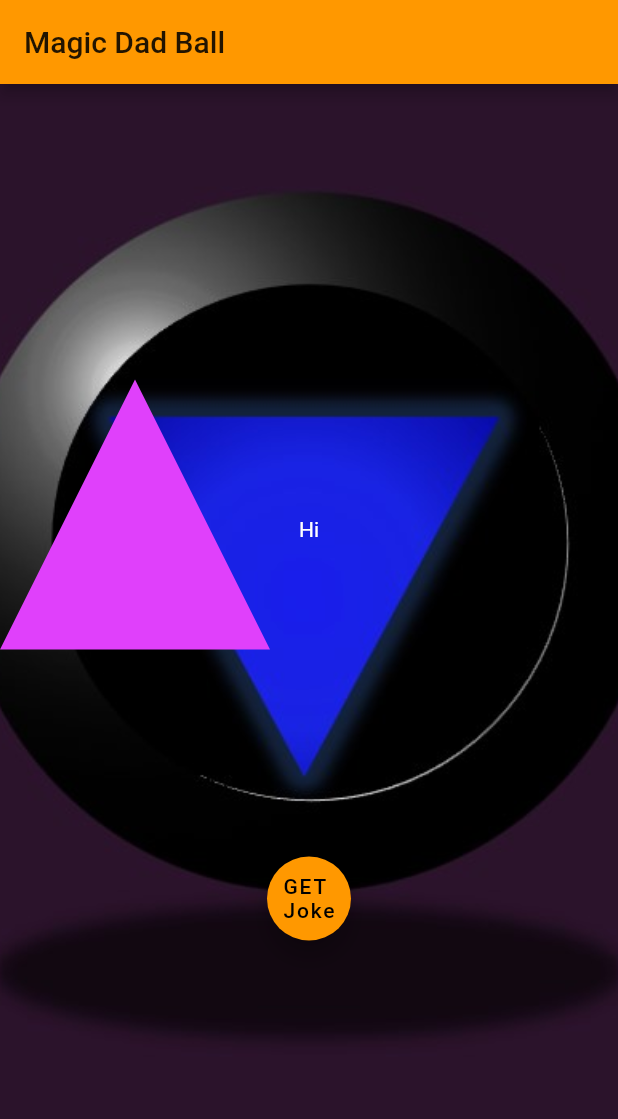
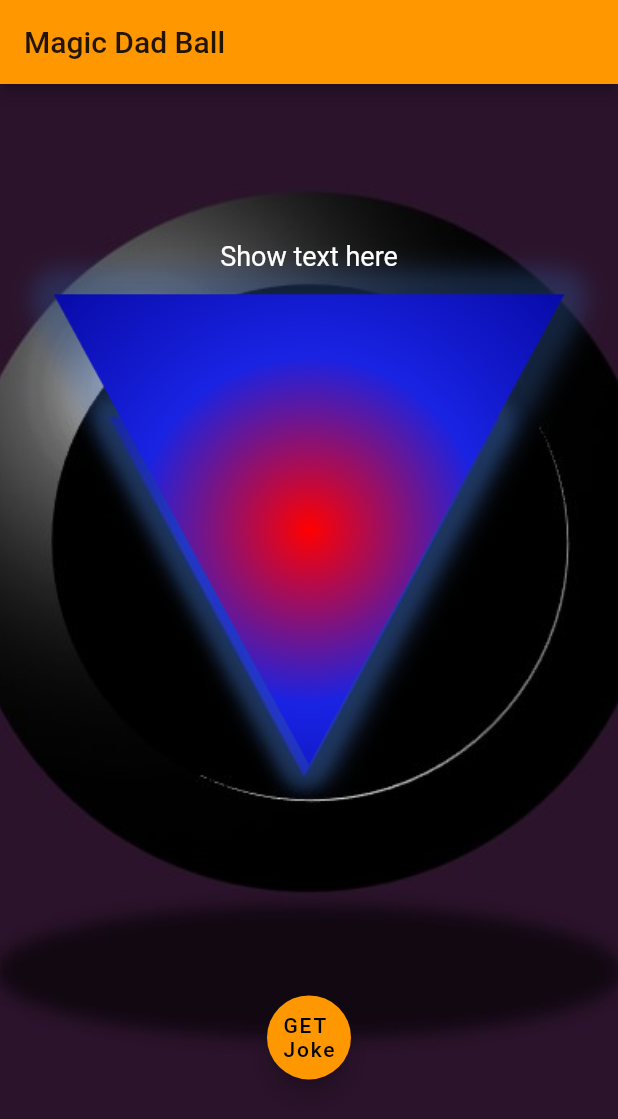
Before and after one commit to AryanKhubchandani/MagicDadJokesBall, a Flutter app: the screen it shows after launch, on a phone screen of 412 x 824 dp. Shown: the top 1119 px of the screen. Run offline on Flutter 3.47's test engine with Material 2 defaults, Android fonts, the phone set to English and light mode, and no system bars; our stand-ins replace dio; missing offline and left inert: shake.

Commit message:
add display box

```diff
--- a/lib/main.dart
+++ b/lib/main.dart
@@ -95,27 +95,50 @@
               child: Column(
                 mainAxisAlignment: MainAxisAlignment.center,
                 children: <Widget>[
-                  Stack(
-                    children: <Widget>[
-                      Align(
-                        alignment: Alignment.center,
-                        child: Container(
-                            height: 200,
-                            width: 200,
+                  //TEXT ON IMAGE
+                  // Container(
+                  //   // margin: EdgeInsets.fromLTRB(50, 50, 50, 50),
+                  //   child: Stack(
+                  //     children: <Widget>[
+                  //       COntait
+                  //       Image(
+                  //         image: AssetImage('images/trio.png'),
+                  //         alignment: Alignment.center,
+                  //       ),
+                  //       Container(
+                  //         // margin: EdgeInsets.fromLTRB(50, 50, 50, 50),
+                  //         alignment: Alignment.center,
+
+                  //         child: Text(
+                  //           "This is text",
+                  //           style:
+                  //               TextStyle(color: Colors.white, fontSize: 18.0),
+                  //         ),
+                  //       ),
+                  //     ],
+                  //   ),
+                  // ),
+                  Center(
+                    child: Stack(
+                      children: <Widget>[
+                        Container(
+                          alignment: Alignment.center,
+                          child: Image(
+                            image: AssetImage('images/trio.png'),
                             alignment: Alignment.center,
-                            child: Center(
-                              child: Text(
-                                "Hi",
-                                style: TextStyle(color: Colors.white),
-                              ),
+                          ),
+                        ),
+                        Container(
+                            alignment: Alignment.center,
+                            child: Text(
+                              'Show text here',
+                              style: TextStyle(
+                                  color: Colors.white, fontSize: 18.0),
                             )),
-                      ),
-                      CustomPaint(
-                        size: Size(180, 180),
-                        painter: DrawTriangleShape(),
-                      ),
-                    ],
+                      ],
+                    ),
                   ),
+
                   // CustomPaint(
                   //     size: Size(180, 180), painter: DrawTriangleShape()),
                   Padding(
--- a/pubspec.yaml
+++ b/pubspec.yaml
@@ -48,7 +48,7 @@
   uses-material-design: true
 
   assets:
-    - images/8ball.jpg
+    - images/
   # To add assets to your application, add an assets section, like this:
   # assets:
   #   - images/a_dot_burr.jpeg
```
Also changed, not shown: images/Triangle.jpg (added), images/tri.jpg.png (added), images/trio.png (added).
